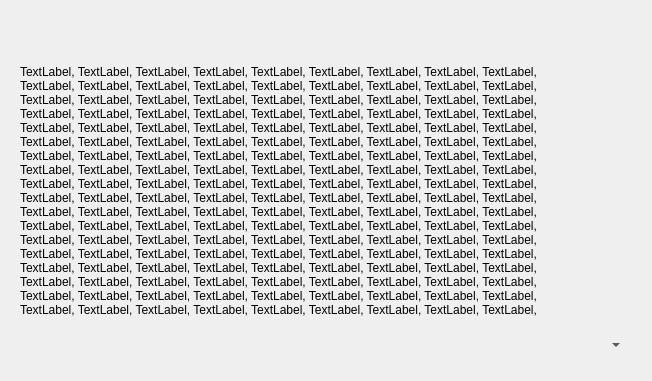
Qt form ui/a2widget/demo/layer_demo.ui (ewerybody/a2) before a commit.
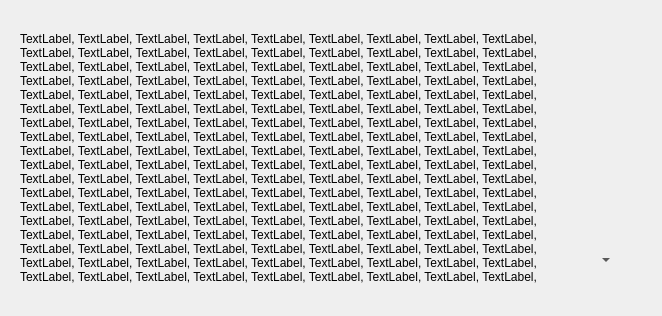
The same form after that commit.

Commit message: nicer demos, added path field demo

The edit to the form file:
```diff
--- a/ui/a2widget/demo/layer_demo.ui
+++ b/ui/a2widget/demo/layer_demo.ui
@@ -6,8 +6,8 @@
    <rect>
     <x>0</x>
     <y>0</y>
-    <width>652</width>
-    <height>381</height>
+    <width>662</width>
+    <height>316</height>
    </rect>
   </property>
   <property name="windowTitle">
@@ -17,30 +17,14 @@
    <property name="sizeConstraint">
     <enum>QLayout::SetMinimumSize</enum>
    </property>
-   <item row="0" column="0">
-    <widget class="QWidget" name="base_widget" native="true">
-     <property name="minimumSize">
-      <size>
-       <width>250</width>
-       <height>250</height>
-      </size>
-     </property>
-     <layout class="QVBoxLayout" name="verticalLayout">
-      <item>
-       <widget class="QLabel" name="label">
-        <property name="text">
-         <string>TextLabel, TextLabel, TextLabel, TextLabel, TextLabel, TextLabel, TextLabel, TextLabel, TextLabel, TextLabel, TextLabel, TextLabel, TextLabel, TextLabel, TextLabel, TextLabel, TextLabel, TextLabel, TextLabel, TextLabel, TextLabel, TextLabel, TextLabel, TextLabel, TextLabel, TextLabel, TextLabel, TextLabel, TextLabel, TextLabel, TextLabel, TextLabel, TextLabel, TextLabel, TextLabel, TextLabel, TextLabel, TextLabel, TextLabel, TextLabel, TextLabel, TextLabel, TextLabel, TextLabel, TextLabel, TextLabel, TextLabel, TextLabel, TextLabel, TextLabel, TextLabel, TextLabel, TextLabel, TextLabel, TextLabel, TextLabel, TextLabel, TextLabel, TextLabel, TextLabel, TextLabel, TextLabel, TextLabel, TextLabel, TextLabel, TextLabel, TextLabel, TextLabel, TextLabel, TextLabel, TextLabel, TextLabel, TextLabel, TextLabel, TextLabel, TextLabel, TextLabel, TextLabel, TextLabel, TextLabel, TextLabel, TextLabel, TextLabel, TextLabel, TextLabel, TextLabel, TextLabel, TextLabel, TextLabel, TextLabel, TextLabel, TextLabel, TextLabel, TextLabel, TextLabel, TextLabel, TextLabel, TextLabel, TextLabel, TextLabel, TextLabel, TextLabel, TextLabel, TextLabel, TextLabel, TextLabel, TextLabel, TextLabel, TextLabel, TextLabel, TextLabel, TextLabel, TextLabel, TextLabel, TextLabel, TextLabel, TextLabel, TextLabel, TextLabel, TextLabel, TextLabel, TextLabel, TextLabel, TextLabel, TextLabel, TextLabel, TextLabel, TextLabel, TextLabel, TextLabel, TextLabel, TextLabel, TextLabel, TextLabel, TextLabel, TextLabel, TextLabel, TextLabel, TextLabel, TextLabel, TextLabel, TextLabel, TextLabel, TextLabel, TextLabel, TextLabel, TextLabel, TextLabel, TextLabel, TextLabel, TextLabel, TextLabel, TextLabel, TextLabel, TextLabel, TextLabel, TextLabel, TextLabel, TextLabel, TextLabel, TextLabel, TextLabel, </string>
-        </property>
-        <property name="wordWrap">
-         <bool>true</bool>
-        </property>
-       </widget>
-      </item>
-     </layout>
-    </widget>
-   </item>
-   <item row="0" column="1">
+   <item row="0" column="3">
     <layout class="QVBoxLayout" name="layout_1">
+     <property name="rightMargin">
+      <number>20</number>
+     </property>
+     <property name="bottomMargin">
+      <number>20</number>
+     </property>
      <item alignment="Qt::AlignRight|Qt::AlignBottom">
       <widget class="QToolButton" name="toolButton">
        <property name="minimumSize">
@@ -68,6 +52,32 @@
      </item>
     </layout>
    </item>
+   <item row="0" column="0">
+    <layout class="QVBoxLayout" name="layout_0">
+     <item>
+      <widget class="QWidget" name="base_widget" native="true">
+       <property name="minimumSize">
+        <size>
+         <width>250</width>
+         <height>250</height>
+        </size>
+       </property>
+       <layout class="QVBoxLayout" name="verticalLayout">
+        <item>
+         <widget class="QLabel" name="label">
+          <property name="text">
+           <string>TextLabel, TextLabel, TextLabel, TextLabel, TextLabel, TextLabel, TextLabel, TextLabel, TextLabel, TextLabel, TextLabel, TextLabel, TextLabel, TextLabel, TextLabel, TextLabel, TextLabel, TextLabel, TextLabel, TextLabel, TextLabel, TextLabel, TextLabel, TextLabel, TextLabel, TextLabel, TextLabel, TextLabel, TextLabel, TextLabel, TextLabel, TextLabel, TextLabel, TextLabel, TextLabel, TextLabel, TextLabel, TextLabel, TextLabel, TextLabel, TextLabel, TextLabel, TextLabel, TextLabel, TextLabel, TextLabel, TextLabel, TextLabel, TextLabel, TextLabel, TextLabel, TextLabel, TextLabel, TextLabel, TextLabel, TextLabel, TextLabel, TextLabel, TextLabel, TextLabel, TextLabel, TextLabel, TextLabel, TextLabel, TextLabel, TextLabel, TextLabel, TextLabel, TextLabel, TextLabel, TextLabel, TextLabel, TextLabel, TextLabel, TextLabel, TextLabel, TextLabel, TextLabel, TextLabel, TextLabel, TextLabel, TextLabel, TextLabel, TextLabel, TextLabel, TextLabel, TextLabel, TextLabel, TextLabel, TextLabel, TextLabel, TextLabel, TextLabel, TextLabel, TextLabel, TextLabel, TextLabel, TextLabel, TextLabel, TextLabel, TextLabel, TextLabel, TextLabel, TextLabel, TextLabel, TextLabel, TextLabel, TextLabel, TextLabel, TextLabel, TextLabel, TextLabel, TextLabel, TextLabel, TextLabel, TextLabel, TextLabel, TextLabel, TextLabel, TextLabel, TextLabel, TextLabel, TextLabel, TextLabel, TextLabel, TextLabel, TextLabel, TextLabel, TextLabel, TextLabel, TextLabel, TextLabel, TextLabel, TextLabel, TextLabel, TextLabel, TextLabel, TextLabel, TextLabel, TextLabel, TextLabel, TextLabel, TextLabel, TextLabel, TextLabel, TextLabel, TextLabel, TextLabel, TextLabel, TextLabel, TextLabel, TextLabel, TextLabel, TextLabel, TextLabel, TextLabel, TextLabel, TextLabel, TextLabel, TextLabel, TextLabel, TextLabel, </string>
+          </property>
+          <property name="wordWrap">
+           <bool>true</bool>
+          </property>
+         </widget>
+        </item>
+       </layout>
+      </widget>
+     </item>
+    </layout>
+   </item>
   </layout>
  </widget>
  <resources/>
```
The commit also changes 7 other files.
